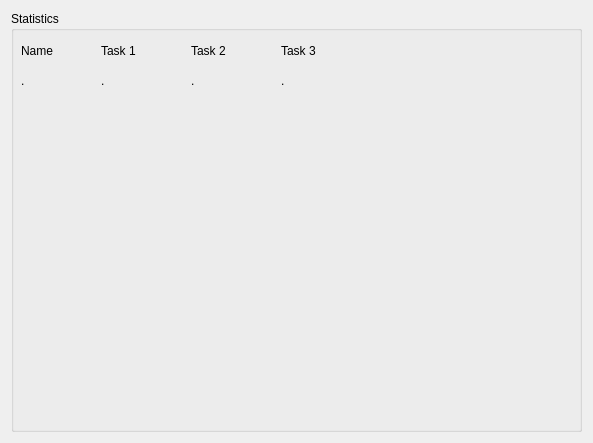
First picture: the form in Client and server/ClientAndWindowsInOne/form_statistic.ui, repository LisaRubanova/no-tre, before the edit.
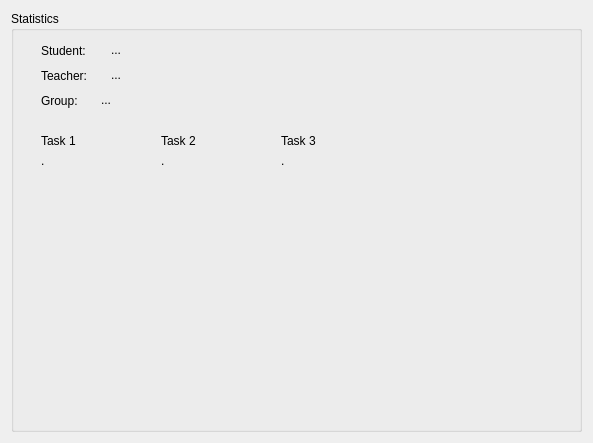
Second picture: the form after the edit.

The edit to the form file:
```diff
--- a/Client and server/ClientAndWindowsInOne/form_statistic.ui
+++ b/Client and server/ClientAndWindowsInOne/form_statistic.ui
@@ -19,25 +19,12 @@
      <property name="title">
       <string>Statistics</string>
      </property>
-     <widget class="QLabel" name="label">
-      <property name="geometry">
-       <rect>
-        <x>10</x>
-        <y>30</y>
-        <width>63</width>
-        <height>20</height>
-       </rect>
-      </property>
-      <property name="text">
-       <string>Name</string>
-      </property>
-     </widget>
      <widget class="QLabel" name="label_2">
       <property name="geometry">
        <rect>
-        <x>90</x>
-        <y>30</y>
-        <width>63</width>
+        <x>30</x>
+        <y>120</y>
+        <width>60</width>
         <height>20</height>
        </rect>
       </property>
@@ -48,8 +35,8 @@
      <widget class="QLabel" name="label_3">
       <property name="geometry">
        <rect>
-        <x>180</x>
-        <y>30</y>
+        <x>150</x>
+        <y>120</y>
         <width>63</width>
         <height>20</height>
        </rect>
@@ -62,7 +49,7 @@
       <property name="geometry">
        <rect>
         <x>270</x>
-        <y>30</y>
+        <y>120</y>
         <width>63</width>
         <height>20</height>
        </rect>
@@ -71,24 +58,11 @@
        <string>Task 3</string>
       </property>
      </widget>
-     <widget class="QLabel" name="label_name">
-      <property name="geometry">
-       <rect>
-        <x>10</x>
-        <y>60</y>
-        <width>63</width>
-        <height>20</height>
-       </rect>
-      </property>
-      <property name="text">
-       <string>.</string>
-      </property>
-     </widget>
      <widget class="QLabel" name="label_task_1">
       <property name="geometry">
        <rect>
-        <x>90</x>
-        <y>60</y>
+        <x>30</x>
+        <y>140</y>
         <width>63</width>
         <height>20</height>
        </rect>
@@ -100,8 +74,8 @@
      <widget class="QLabel" name="label_task_2">
       <property name="geometry">
        <rect>
-        <x>180</x>
-        <y>60</y>
+        <x>150</x>
+        <y>140</y>
         <width>63</width>
         <height>20</height>
        </rect>
@@ -114,7 +88,7 @@
       <property name="geometry">
        <rect>
         <x>270</x>
-        <y>60</y>
+        <y>140</y>
         <width>63</width>
         <height>20</height>
        </rect>
@@ -123,6 +97,84 @@
        <string>.</string>
       </property>
      </widget>
+     <widget class="QLabel" name="label">
+      <property name="geometry">
+       <rect>
+        <x>30</x>
+        <y>30</y>
+        <width>60</width>
+        <height>20</height>
+       </rect>
+      </property>
+      <property name="text">
+       <string>Student:</string>
+      </property>
+     </widget>
+     <widget class="QLabel" name="label_5">
+      <property name="geometry">
+       <rect>
+        <x>30</x>
+        <y>55</y>
+        <width>60</width>
+        <height>20</height>
+       </rect>
+      </property>
+      <property name="text">
+       <string>Teacher: </string>
+      </property>
+     </widget>
+     <widget class="QLabel" name="label_6">
+      <property name="geometry">
+       <rect>
+        <x>30</x>
+        <y>80</y>
+        <width>60</width>
+        <height>20</height>
+       </rect>
+      </property>
+      <property name="text">
+       <string>Group: </string>
+      </property>
+     </widget>
+     <widget class="QLabel" name="label_student">
+      <property name="geometry">
+       <rect>
+        <x>100</x>
+        <y>30</y>
+        <width>141</width>
+        <height>18</height>
+       </rect>
+      </property>
+      <property name="text">
+       <string>...</string>
+      </property>
+     </widget>
+     <widget class="QLabel" name="label_teacher">
+      <property name="geometry">
+       <rect>
+        <x>100</x>
+        <y>55</y>
+        <width>181</width>
+        <height>18</height>
+       </rect>
+      </property>
+      <property name="text">
+       <string>...</string>
+      </property>
+     </widget>
+     <widget class="QLabel" name="label_group">
+      <property name="geometry">
+       <rect>
+        <x>90</x>
+        <y>80</y>
+        <width>66</width>
+        <height>18</height>
+       </rect>
+      </property>
+      <property name="text">
+       <string>...</string>
+      </property>
+     </widget>
     </widget>
    </item>
   </layout>
```
